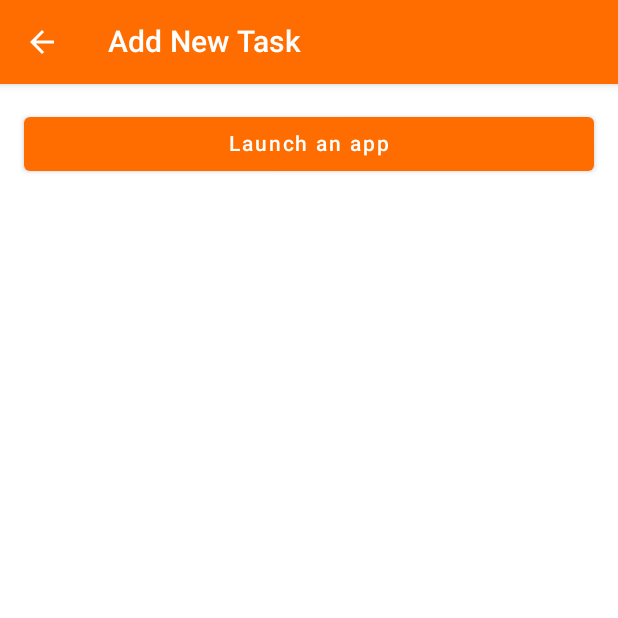
After one commit to Berfon99/air3xctaddon, an Android app built with Jetpack Compose: the AddTaskActivity screen opened directly, with no data from a screen before it, on a phone screen of 412 x 824 dp, the top half of it. The commit adds this screen. Run offline under Robolectric (Android 15) with nearby library versions, the phone set to English and light mode, and no system bars.

Commit message:
Add new task

```diff
--- a/app/src/main/AndroidManifest.xml
+++ b/app/src/main/AndroidManifest.xml
@@ -30,6 +30,7 @@
         </activity>
         <activity android:name=".SettingsActivity" />
         <activity android:name=".AddEventActivity" />
+        <activity android:name=".AddTaskActivity" />
         <activity android:name=".AboutActivity" />
         <service
             android:name=".LogMonitorService"
--- /dev/null
+++ b/app/src/main/java/com/xc/air3xctaddon/AddTaskActivity.kt
@@ -0,0 +1,106 @@
+package com.xc.air3xctaddon
+
+import android.content.Intent
+import android.content.pm.ApplicationInfo
+import android.os.Bundle
+import androidx.activity.ComponentActivity
+import androidx.activity.compose.setContent
+import androidx.compose.foundation.clickable
+import androidx.compose.foundation.layout.*
+import androidx.compose.foundation.lazy.LazyColumn
+import androidx.compose.foundation.lazy.items
+import androidx.compose.material.*
+import androidx.compose.material.icons.Icons
+import androidx.compose.material.icons.filled.ArrowBack
+import androidx.compose.runtime.*
+import androidx.compose.ui.Modifier
+import androidx.compose.ui.platform.LocalContext
+import androidx.compose.ui.unit.dp
+import com.xc.air3xctaddon.ui.theme.AIR3XCTAddonTheme
+
+class AddTaskActivity : ComponentActivity() {
+    override fun onCreate(savedInstanceState: Bundle?) {
+        super.onCreate(savedInstanceState)
+        setContent {
+            AIR3XCTAddonTheme {
+                AddTaskScreen(
+                    onTaskSelected = { packageName, appName ->
+                        val result = Intent().apply {
+                            putExtra("task_type", "LaunchApp")
+                            putExtra("task_package", packageName)
+                            putExtra("task_name", appName)
+                        }
+                        setResult(RESULT_OK, result)
+                        finish()
+                    },
+                    onCancel = { finish() }
+                )
+            }
+        }
+    }
+}
+
+@Composable
+fun AddTaskScreen(
+    onTaskSelected: (String, String) -> Unit,
+    onCancel: () -> Unit
+) {
+    var showAppList by remember { mutableStateOf(false) }
+    val context = LocalContext.current
+    val packageManager = context.packageManager
+    val apps = remember {
+        packageManager.getInstalledApplications(0)
+            .filter { app -> app.packageName != context.packageName }
+            .sortedBy { app -> app.loadLabel(packageManager).toString() }
+    }
+
+    Scaffold(
+        topBar = {
+            TopAppBar(
+                title = { Text("Add New Task") },
+                navigationIcon = {
+                    IconButton(onClick = onCancel) {
+                        Icon(
+                            imageVector = Icons.Default.ArrowBack,
+                            contentDescription = "Back"
+                        )
+                    }
+                }
+            )
+        }
+    ) { padding ->
+        Column(
+            modifier = Modifier
+                .fillMaxSize()
+                .padding(padding)
+                .padding(16.dp)
+        ) {
+            if (!showAppList) {
+                Button(
+                    onClick = { showAppList = true },
+                    modifier = Modifier.fillMaxWidth()
+                ) {
+                    Text("Launch an app")
+                }
+            } else {
+                Text("Select an app to launch", style = MaterialTheme.typography.h6)
+                Spacer(modifier = Modifier.height(8.dp))
+                LazyColumn {
+                    items(apps) { app ->
+                        val appName = app.loadLabel(packageManager).toString()
+                        Text(
+                            text = appName,
+                            modifier = Modifier
+                                .fillMaxWidth()
+                                .clickable {
+                                    onTaskSelected(app.packageName, appName)
+                                }
+                                .padding(16.dp)
+                        )
+                        Divider()
+                    }
+                }
+            }
+        }
+    }
+}
```
Also changed, not shown: app/src/main/java/com/xc/air3xctaddon/EventConfig.kt (+5 -5 lines), app/src/main/java/com/xc/air3xctaddon/LogMonitorService.kt (+14 -0 lines), app/src/main/java/com/xc/air3xctaddon/SettingsActivity.kt (+44 -8 lines), app/src/main/java/com/xc/air3xctaddon/ui/ConfigRow.kt (+52 -10 lines).
